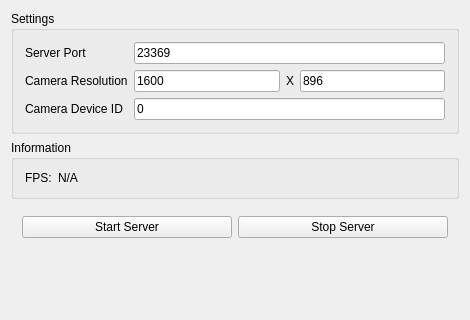
Above: MirrorServer/Server/mainwindow.ui from thijser/ARGAME before the change; both pictures show x 0 to 470 and y 0 to 320 of the 470 by 766 pixel window. Below: the same form after it.
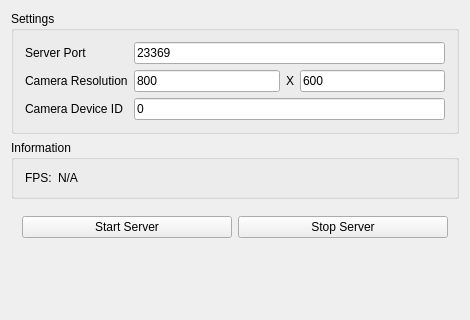
That is the form after the change.

Commit message: Set default resolution to 800 x 600

Patch:
```diff
--- a/MirrorServer/Server/mainwindow.ui
+++ b/MirrorServer/Server/mainwindow.ui
@@ -7,7 +7,7 @@
     <x>0</x>
     <y>0</y>
     <width>470</width>
-    <height>737</height>
+    <height>746</height>
    </rect>
   </property>
   <property name="sizePolicy">
@@ -99,7 +99,7 @@
           <item>
            <widget class="QLineEdit" name="camWidth">
             <property name="text">
-             <string>1600</string>
+             <string>800</string>
             </property>
             <property name="maxLength">
              <number>5</number>
@@ -116,7 +116,7 @@
           <item>
            <widget class="QLineEdit" name="camHeight">
             <property name="text">
-             <string>896</string>
+             <string>600</string>
             </property>
             <property name="maxLength">
              <number>5</number>
```
